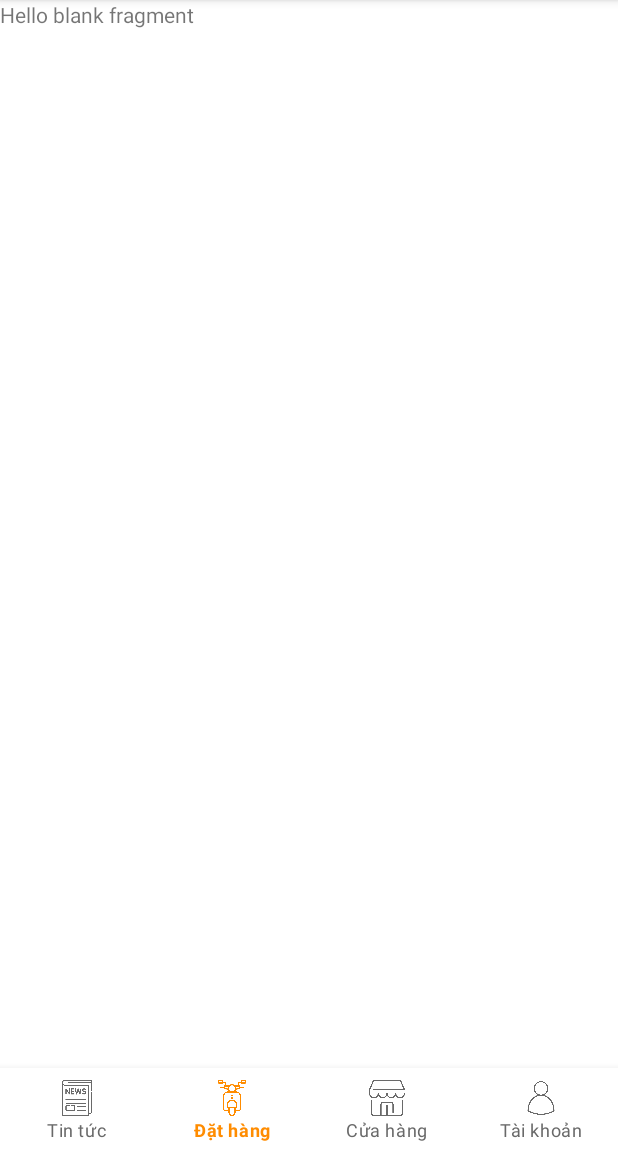
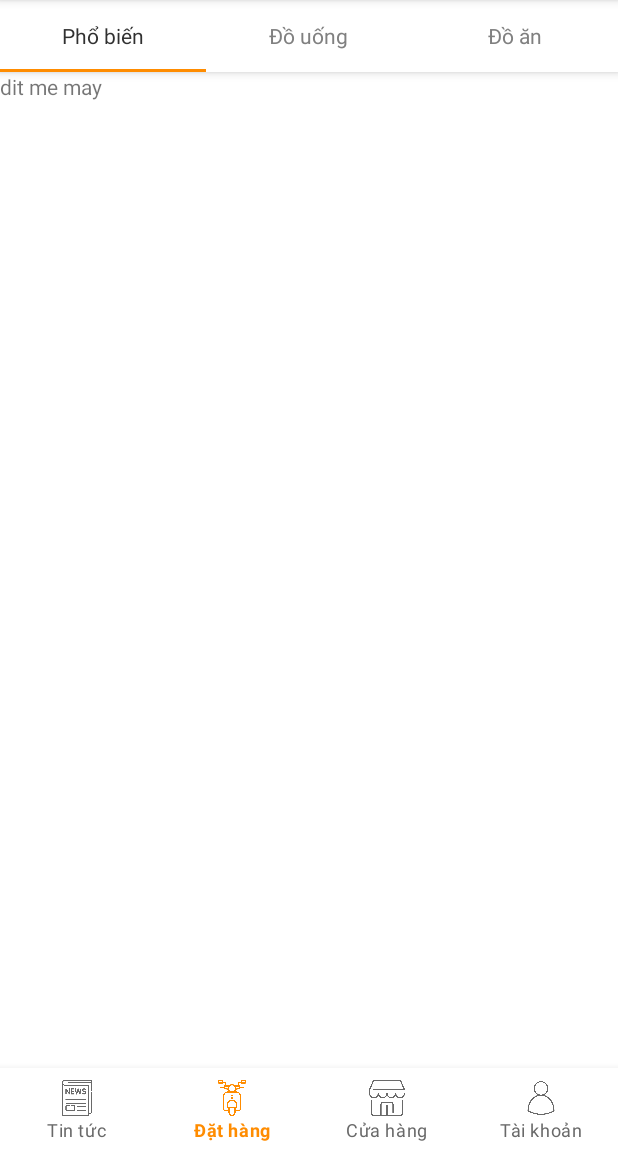
Before and after one commit to affkjuhyt/AndroidPTIT, an Android app: the screen it shows after launch (MainActivity), item 2 of the bottom bar chosen, on a phone screen of 412 x 824 dp, the part 84-1236 px from its top. Run offline under Robolectric (Android 15) with nearby library versions, the phone set to English and light mode, and no system bars.

Commit message:
Add more fragments

```diff
--- a/app/build.gradle
+++ b/app/build.gradle
@@ -1,5 +1,6 @@
 plugins {
     id 'com.android.application'
+    id 'com.google.gms.google-services'
 }
 
 android {
@@ -38,4 +39,9 @@ dependencies {
     androidTestImplementation 'androidx.test.ext:junit:1.1.1'
     androidTestImplementation 'androidx.test.espresso:espresso-core:3.2.0'
     implementation 'com.google.android.material:material:1.0.0'
+    implementation platform('com.google.firebase:firebase-bom:26.1.1')
+    implementation 'com.google.firebase:firebase-database'
+    implementation 'com.google.firebase:firebase-database:19.2.1'
+    implementation 'com.google.android.material:material:1.0.0'
+
 }
--- /dev/null
+++ b/app/src/main/java/com/ltud/thecoffeehouse/Adapter/OrderAdapter.java
@@ -0,0 +1,35 @@
+package com.ltud.thecoffeehouse.Adapter;
+
+import androidx.annotation.NonNull;
+import androidx.fragment.app.Fragment;
+import androidx.fragment.app.FragmentManager;
+import androidx.fragment.app.FragmentPagerAdapter;
+
+import java.util.ArrayList;
+import java.util.List;
+
+public class OrderAdapter extends FragmentPagerAdapter {
+    private List<Fragment> fragmentList = new ArrayList<>();
+    private List<String> titleList = new ArrayList<>();
+    public OrderAdapter(@NonNull FragmentManager fm) {
+        super(fm);
+    }
+
+    @NonNull
+    @Override
+    public Fragment getItem(int position) {
+       return fragmentList.get(position);
+    }
+
+    @Override
+    public int getCount() {
+        return fragmentList.size();
+    }
+    public CharSequence getPageTitle(int position){
+        return titleList.get(position);
+    }
+    public void addFragment(Fragment fragment, String title){
+        fragmentList.add(fragment);
+        titleList.add(title);
+    }
+}
--- /dev/null
+++ b/app/src/main/java/com/ltud/thecoffeehouse/DrinkFragment.java
@@ -0,0 +1,22 @@
+package com.ltud.thecoffeehouse;
+
+import android.os.Bundle;
+import android.view.LayoutInflater;
+import android.view.View;
+import android.view.ViewGroup;
+
+import androidx.annotation.NonNull;
+import androidx.annotation.Nullable;
+import androidx.fragment.app.Fragment;
+
+public class DrinkFragment extends Fragment {
+    public DrinkFragment(){
+
+    }
+
+    @Nullable
+    @Override
+    public View onCreateView(LayoutInflater inflater, ViewGroup container, Bundle savedInstanceState) {
+        return inflater.inflate(R.layout.order_drink_fragment, container,false);
+    }
+}
--- /dev/null
+++ b/app/src/main/java/com/ltud/thecoffeehouse/FoodFragment.java
@@ -0,0 +1,24 @@
+package com.ltud.thecoffeehouse;
+
+
+import android.os.Bundle;
+import android.view.LayoutInflater;
+import android.view.View;
+import android.view.ViewGroup;
+
+import androidx.annotation.Nullable;
+import androidx.fragment.app.Fragment;
+
+import com.ltud.thecoffeehouse.R;
+
+public class FoodFragment extends Fragment {
+    public FoodFragment(){
+
+    }
+
+    @Nullable
+    @Override
+    public View onCreateView(LayoutInflater inflater, ViewGroup container, Bundle savedInstanceState) {
+        return inflater.inflate(R.layout.order_food_fragment, container,false);
+    }
+}
--- a/app/src/main/java/com/ltud/thecoffeehouse/OrderFragment.java
+++ b/app/src/main/java/com/ltud/thecoffeehouse/OrderFragment.java
@@ -2,63 +2,63 @@ package com.ltud.thecoffeehouse;
 
 import android.os.Bundle;
 
+import androidx.annotation.Nullable;
 import androidx.fragment.app.Fragment;
+import androidx.fragment.app.FragmentPagerAdapter;
+import androidx.viewpager.widget.ViewPager;
 
 import android.view.LayoutInflater;
 import android.view.View;
 import android.view.ViewGroup;
 
-/**
- * A simple {@link Fragment} subclass.
- * Use the {@link OrderFragment#newInstance} factory method to
- * create an instance of this fragment.
- */
+import com.google.android.material.tabs.TabLayout;
+import com.ltud.thecoffeehouse.Adapter.OrderAdapter;
+
+
 public class OrderFragment extends Fragment {
+    View view;
+    ViewPager viewPager;
+    TabLayout tabLayout;
 
-    // TODO: Rename parameter arguments, choose names that match
-    // the fragment initialization parameters, e.g. ARG_ITEM_NUMBER
-    private static final String ARG_PARAM1 = "param1";
-    private static final String ARG_PARAM2 = "param2";
-
-    // TODO: Rename and change types of parameters
-    private String mParam1;
-    private String mParam2;
-
-    public OrderFragment() {
-        // Required empty public constructor
-    }
-
-    /**
-     * Use this factory method to create a new instance of
-     * this fragment using the provided parameters.
-     *
-     * @param param1 Parameter 1.
-     * @param param2 Parameter 2.
-     * @return A new instance of fragment OrderFragment.
-     */
-    // TODO: Rename and change types and number of parameters
-    public static OrderFragment newInstance(String param1, String param2) {
-        OrderFragment fragment = new OrderFragment();
-        Bundle args = new Bundle();
-        args.putString(ARG_PARAM1, param1);
-        args.putString(ARG_PARAM2, param2);
-        fragment.setArguments(args);
-        return fragment;
-    }
-
-    @Override
-    public void onCreate(Bundle savedInstanceState) {
-        super.onCreate(savedInstanceState);
-        if (getArguments() != null) {
-            mParam1 = getArguments().getString(ARG_PARAM1);
-            mParam2 = getArguments().getString(ARG_PARAM2);
-        }
-    }
 
     @Override
     public View onCreateView(LayoutInflater inflater, ViewGroup container,
                              Bundle savedInstanceState) {
-        // Inflate the layout for this fragment
-        return inflater.inflate(R.layout.fragment_order, container, false);
+        view = inflater.inflate(R.layout.fragment_order, container, false);
+        viewPager = view.findViewById(R.id.viewPager);
+        tabLayout = view.findViewById(R.id.tabLayout);
+
+
+        return view;
+    }
+
+    @Override
+    public void onActivityCreated(@Nullable Bundle savedInstanceState) {
+        super.onActivityCreated(savedInstanceState);
+        setUpViewPager(viewPager);
+        tabLayout.setupWithViewPager(viewPager);
+        tabLayout.addOnTabSelectedListener(new TabLayout.OnTabSelectedListener() {
+            @Override
+            public void onTabSelected(TabLayout.Tab tab) {
+
+            }
+
+            @Override
+            public void onTabUnselected(TabLayout.Tab tab) {
+
+            }
+
+            @Override
+            public void onTabReselected(TabLayout.Tab tab) {
+
+            }
+        });
+    }
+    public void setUpViewPager(ViewPager viewPager){
+        OrderAdapter adapter = new OrderAdapter(getChildFragmentManager());
+        adapter.addFragment(new PopularFragment(), "Phổ biến");
+        adapter.addFragment(new DrinkFragment(), "Đồ uống");
+        adapter.addFragment(new FoodFragment(), "Đồ ăn");
+        viewPager.setAdapter(adapter);
     }
 }
--- /dev/null
+++ b/app/src/main/java/com/ltud/thecoffeehouse/PopularFragment.java
@@ -0,0 +1,24 @@
+package com.ltud.thecoffeehouse;
+
+
+import android.os.Bundle;
+import android.view.LayoutInflater;
+import android.view.View;
+import android.view.ViewGroup;
+
+import androidx.annotation.Nullable;
+import androidx.fragment.app.Fragment;
+
+import com.ltud.thecoffeehouse.R;
+
+public class PopularFragment extends Fragment {
+    public PopularFragment(){
+
+    }
+
+    @Nullable
+    @Override
+    public View onCreateView(LayoutInflater inflater, ViewGroup container, Bundle savedInstanceState) {
+        return inflater.inflate(R.layout.order_popular_fragment, container,false);
+    }
+}
--- /dev/null
+++ b/app/src/main/res/drawable-v24/order_border.xml
@@ -0,0 +1,5 @@
+<?xml version="1.0" encoding="UTF-8"?>
+<shape xmlns:android="http://schemas.android.com/apk/res/android" android:shape="rectangle">
+    <corners android:radius="10dp"/>
+    <stroke android:width="0.5dp" android:color="#CCCCCC"/>
+</shape>
--- a/app/src/main/res/layout/fragment_order.xml
+++ b/app/src/main/res/layout/fragment_order.xml
@@ -1,14 +1,54 @@
 <?xml version="1.0" encoding="utf-8"?>
-<FrameLayout xmlns:android="http://schemas.android.com/apk/res/android"
+<RelativeLayout xmlns:android="http://schemas.android.com/apk/res/android"
     xmlns:tools="http://schemas.android.com/tools"
     android:layout_width="match_parent"
     android:layout_height="match_parent"
+    xmlns:app="http://schemas.android.com/apk/res-auto"
     tools:context=".OrderFragment">
 
-    <!-- TODO: Update blank fragment layout -->
-    <TextView
+    <LinearLayout
+        android:orientation="vertical"
+        android:layout_width="match_parent"
+        android:layout_height="wrap_content" >
+    <com.google.android.material.appbar.AppBarLayout
+        android:id="@+id/appBarLayout"
+        android:layout_width="match_parent"
+        android:layout_height="wrap_content" >
+        <com.google.android.material.tabs.TabLayout
+            android:id="@+id/tabLayout"
+            android:layout_width="match_parent"
+            android:layout_height="wrap_content"
+            app:tabIndicatorColor="#FF8C00"
+            app:tabSelectedTextColor="#303030"
+            app:tabTextAppearance="@android:style/TextAppearance.Widget.TabWidget"
+            app:tabTextColor="#808080">
+
+<!--            <com.google.android.material.tabs.TabItem-->
+<!--                android:id="@+id/popular"-->
+<!--                android:layout_width="wrap_content"-->
+<!--                android:layout_height="wrap_content"-->
+<!--                android:text="Phổ biến"-->
+<!--                />-->
+
+<!--            <com.google.android.material.tabs.TabItem-->
+<!--                android:id="@+id/drink"-->
+<!--                android:layout_width="wrap_content"-->
+<!--                android:layout_height="wrap_content"-->
+<!--                android:text="Đồ uống" />-->
+
+<!--            <com.google.android.material.tabs.TabItem-->
+<!--                android:id="@+id/food"-->
+<!--                android:layout_width="wrap_content"-->
+<!--                android:layout_height="wrap_content"-->
+<!--                android:text="Đồ ăn" />-->
+        </com.google.android.material.tabs.TabLayout>
+    </com.google.android.material.appbar.AppBarLayout>
+    <androidx.viewpager.widget.ViewPager
+        android:id="@+id/viewPager"
         android:layout_width="match_parent"
         android:layout_height="match_parent"
-        android:text="@string/hello_blank_fragment" />
+        />
 
-</FrameLayout>
+    </LinearLayout>
+
+</RelativeLayout>
--- /dev/null
+++ b/app/src/main/res/layout/order_popular_fragment.xml
@@ -0,0 +1,12 @@
+<?xml version="1.0" encoding="utf-8"?>
+<RelativeLayout
+    xmlns:android="http://schemas.android.com/apk/res/android"
+    android:layout_width="match_parent"
+    android:layout_height="match_parent"
+    >
+    <TextView
+        android:layout_width="wrap_content"
+        android:layout_height="wrap_content"
+        android:text="dit me may" />
+
+</RelativeLayout>
--- a/build.gradle
+++ b/build.gradle
@@ -6,6 +6,7 @@ buildscript {
     }
     dependencies {
         classpath "com.android.tools.build:gradle:4.1.1"
+        classpath 'com.google.gms:google-services:4.3.4'
 
         // NOTE: Do not place your application dependencies here; they belong
         // in the individual module build.gradle files
```
Also changed, not shown: app/src/main/res/layout/order_drink_fragment.xml (added, +12 -0 lines), app/src/main/res/layout/order_food_fragment.xml (added, +12 -0 lines), app/src/main/res/layout/order_gridview_items.xml (added, +52 -0 lines), gradle/wrapper/gradle-wrapper.properties, 2 other files.
